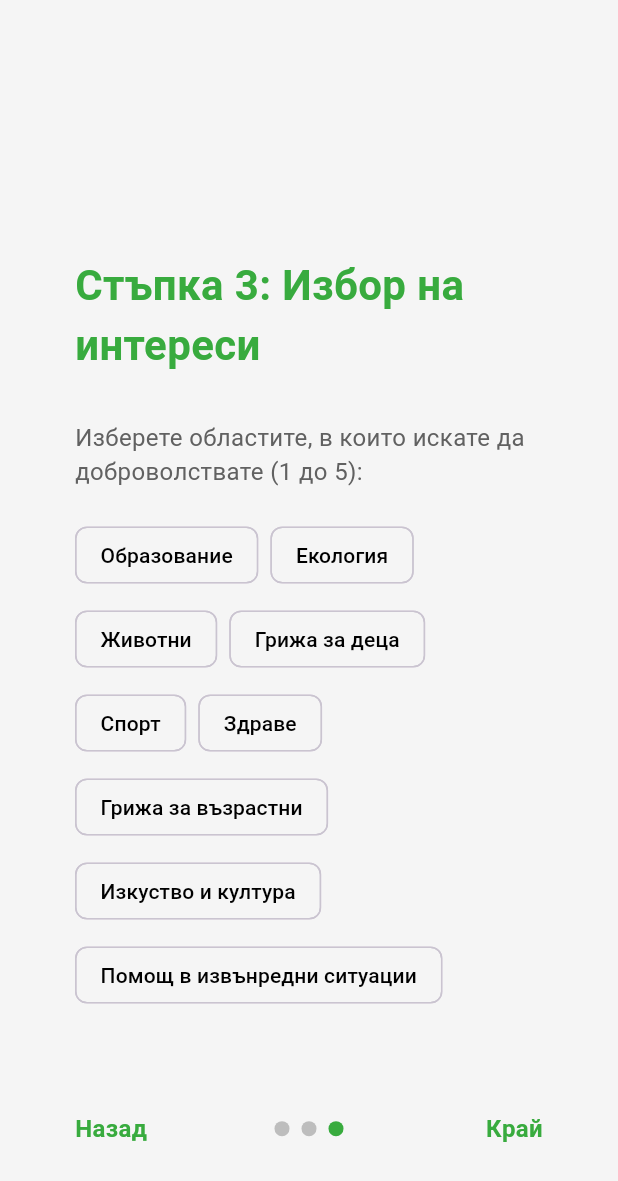
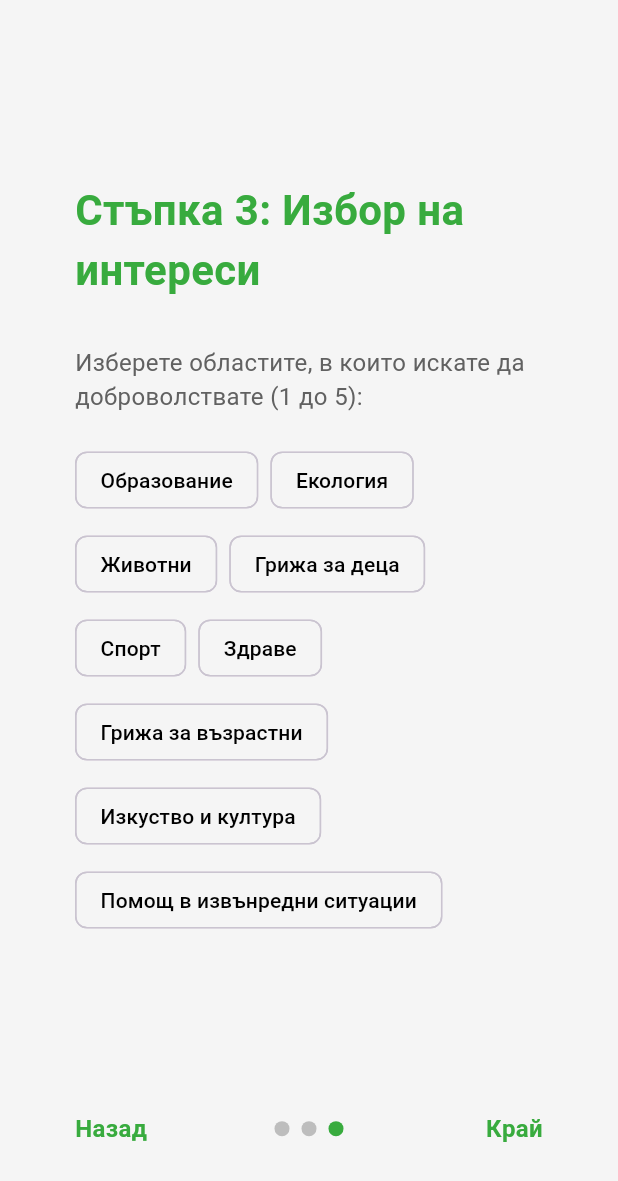
Before and after one commit to ZvezdiPro/Volunteer-Varna, a Flutter app: the Register screen opened directly with empty values, swiped to page 3, on a phone screen of 412 x 824 dp. Shown: the top 1181 px of the screen. Run offline on Flutter 3.47's test engine with Material 3 defaults, Android fonts, the phone set to English and light mode, and no system bars; drawn by our look-alikes of smooth_page_indicator; our stand-ins replace firebase_auth, firebase_core, flutter_spinkit; accounts and stored records are empty.

Commit message:
Small corrections to sign-in and registration screens
Previously the keyboard lifted up the SmoothPageIndicator, now fixed. Adjusted padding, snackbar, etc.

```diff
--- a/lib/screens/authenticate/register.dart
+++ b/lib/screens/authenticate/register.dart
@@ -130,6 +130,7 @@ class _RegisterState extends State<Register> {
   Widget build(BuildContext context) {
     return loading ? Loading() : Scaffold(
       backgroundColor: backgroundGrey,
+      resizeToAvoidBottomInset: false,
 
       body: Stack(
         children: [
@@ -173,7 +174,7 @@ class _RegisterState extends State<Register> {
                           style: TextStyle(
                             fontSize: 16,
                             fontWeight: FontWeight.bold,
-                            color: _currentPage > 0 ? greenPrimary : Colors.transparent, // Скриваме текста
+                            color: _currentPage > 0 ? greenPrimary : Colors.transparent,
                           ),
                         ),
                       )
--- a/lib/screens/authenticate/register_step_one.dart
+++ b/lib/screens/authenticate/register_step_one.dart
@@ -30,7 +30,8 @@ class _RegisterStepOneState extends State<RegisterStepOne> {
   @override
   Widget build(BuildContext context) {
     return SingleChildScrollView(
-      padding: EdgeInsets.symmetric(vertical: 20.0, horizontal: 50.0),
+      // The bottom padding is determined based on the height of the keyboard as to NOT show the navigation while the keyboard is open
+      padding: EdgeInsets.only(left: 50.0, right: 50.0, top: 40.0, bottom: MediaQuery.of(context).viewInsets.bottom + 20),
         child: Form(
           key: widget.formKey,
           child: Column(
--- a/lib/screens/authenticate/register_step_three.dart
+++ b/lib/screens/authenticate/register_step_three.dart
@@ -28,13 +28,13 @@ class _RegisterStepThreeState extends State<RegisterStepThree> {
   @override
   Widget build(BuildContext context) {
     return SingleChildScrollView(
-      padding: const EdgeInsets.symmetric(vertical: 20.0, horizontal: 50.0),
+      padding: EdgeInsets.only(left: 50.0, right: 50.0, top: 20.0, bottom: MediaQuery.of(context).viewInsets.bottom + 20),
       child: Form(
         key: widget.formKey,
         child: Column(
           crossAxisAlignment: CrossAxisAlignment.stretch,
           children: <Widget>[
-            SizedBox(height: 150.0),
+            SizedBox(height: 100.0),
             Text('Стъпка 3: Избор на интереси', style: mainHeadingStyle),
             SizedBox(height: 30.0),
 
@@ -68,7 +68,10 @@ class _RegisterStepThreeState extends State<RegisterStepThree> {
                         }
                         else {
                            ScaffoldMessenger.of(context).showSnackBar(
-                            SnackBar(content: Text('Може да изберете максимум 5 интереса!')),
+                            SnackBar(
+                              backgroundColor: Colors.green[400],
+                              content: Text('Можете да изберете до максимум 5 интереса!', style: TextStyle(color: Colors.black))
+                              ),
                           );
                         }
                       }
--- a/lib/screens/authenticate/register_step_two.dart
+++ b/lib/screens/authenticate/register_step_two.dart
@@ -29,13 +29,13 @@ class _RegisterStepTwoState extends State<RegisterStepTwo> {
         : DateFormat('dd.MM.yyyy').format(widget.data.dateOfBirth!);
 
     return SingleChildScrollView(
-      padding: const EdgeInsets.symmetric(vertical: 20.0, horizontal: 50.0),
+      padding: EdgeInsets.only(left: 50.0, right: 50.0, top: 20.0, bottom: MediaQuery.of(context).viewInsets.bottom + 20),
       child: Form(
         key: widget.formKey,
         child: Column(
           crossAxisAlignment: CrossAxisAlignment.stretch,
           children: <Widget>[
-            SizedBox(height: 150.0),
+            SizedBox(height: 100.0),
             Text('Стъпка 2: Лични Данни', style: mainHeadingStyle),
             SizedBox(height: 20.0),
 
--- a/lib/screens/authenticate/sign-in.dart
+++ b/lib/screens/authenticate/sign-in.dart
@@ -38,8 +38,8 @@ class _SignInState extends State<SignIn> {
             key: _formKey,
             child: Column(
               children: <Widget>[
-                SizedBox(height: 160.0),
-                Text('Добре дошли отново!', style: mainHeadingStyle),
+                SizedBox(height: 150.0),
+                Text('Добре дошли отново!', style: mainHeadingStyle, textAlign: TextAlign.center),
                 SizedBox(height: 30.0),
 
                 // Email input
```
